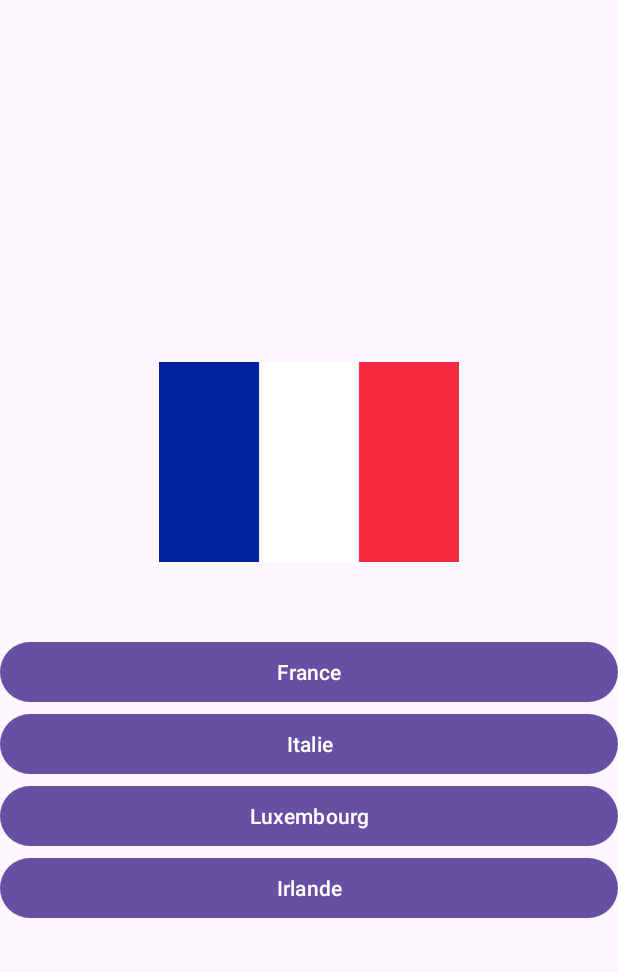
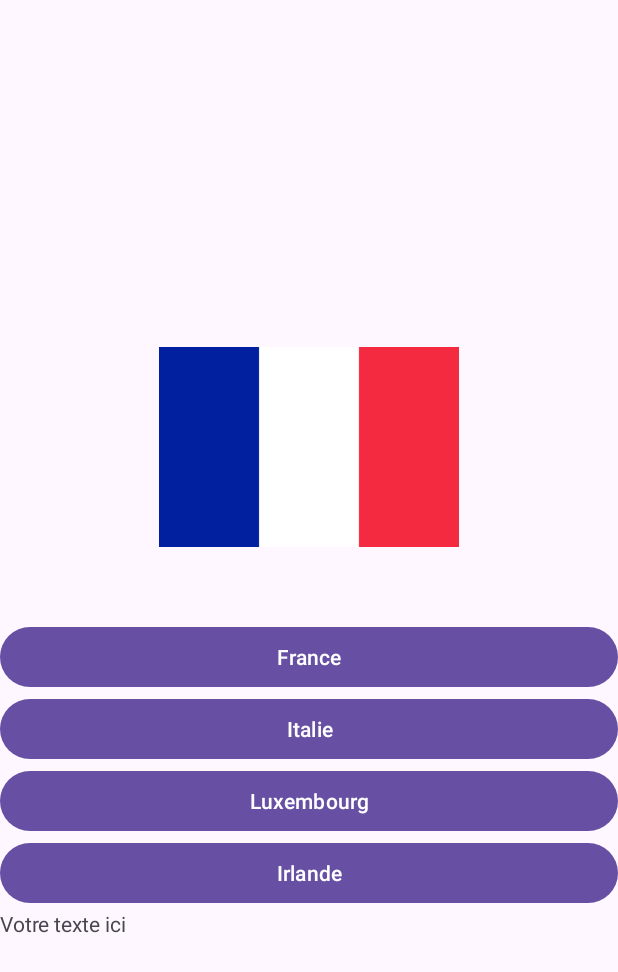
Before and after one commit to DayZmooN/QuizzFlags, an Android app: the QuizzActivity screen opened directly, with no data from a screen before it, on a phone screen of 412 x 824 dp. Shown: the top 972 px of the screen. Run offline under Robolectric (Android 15) with nearby library versions, the phone set to English and light mode, and no system bars.

Commit message:
Ajout de la logique d'affichage des questions et des réponses dans le quiz. - Gestion de l'affichage des drapeaux et des options de réponse. - Implémentation de la vérification des réponses. - Ajout de la navigation vers la question suivante après chaque réponse. - Affichage d'un message de fin de quiz lorsque toutes les questions sont terminées.

```diff
--- a/app/src/main/java/com/example/quzzflags/QuizzActivity.kt
+++ b/app/src/main/java/com/example/quzzflags/QuizzActivity.kt
@@ -9,8 +9,12 @@ import androidx.appcompat.app.AppCompatActivity
 import androidx.core.view.ViewCompat
 import androidx.core.view.WindowInsetsCompat
 import com.example.quzzflags.datas.Datas
+import com.example.quzzflags.model.Question
 
 class QuizzActivity : AppCompatActivity() {
+    private var currentQuestionIndex = 0
+    private lateinit var quizzQuestions :List<Question>;
+
     override fun onCreate(savedInstanceState: Bundle?) {
         super.onCreate(savedInstanceState)
         enableEdgeToEdge()
@@ -21,19 +25,87 @@ class QuizzActivity : AppCompatActivity() {
             insets
         }
 
+
         // Accéder à la liste des questions
-        val quizQuestions = Datas.items
+        //val quizQuestions = Datas.items
+        quizzQuestions = Datas.items
+
+        if (quizzQuestions.isNotEmpty()) {
+            showQuestion(currentQuestionIndex)
+        } else {
+            findViewById<TextView>(R.id.textView).text = "Aucune question disponible."
+        }
+
+        // Afficher la première question
+        showQuestion(currentQuestionIndex)
 
         // Accéder à la première question
-        val firstQuestion = quizQuestions[0]
+        //val firstQuestion = quizQuestions[1]
+
+
+        //gere les clics sur les buttons de réponse
+        findViewById<Button>(R.id.option1Button).setOnClickListener {
+            checkAnswer(0)
+        }
+        findViewById<Button>(R.id.option2Button).setOnClickListener {
+            checkAnswer(1)
+        }
+        findViewById<Button>(R.id.option3Button).setOnClickListener {
+            checkAnswer(2)
+        }
+        findViewById<Button>(R.id.option4Button).setOnClickListener {
+            checkAnswer(3)
+        }
 
         // Afficher le drapeau
-        findViewById<ImageView>(R.id.imgFlag).setImageResource(firstQuestion.flag)
+        //findViewById<ImageView>(R.id.imgFlag).setImageResource(firstQuestion.flag)
 
         // Afficher les quatre réponses dans les boutons
-        findViewById<Button>(R.id.option1Button).text = firstQuestion.answers[0]
+        /*findViewById<Button>(R.id.option1Button).text = firstQuestion.answers[0]
         findViewById<Button>(R.id.option2Button).text = firstQuestion.answers[1]
         findViewById<Button>(R.id.option3Button).text = firstQuestion.answers[2]
         findViewById<Button>(R.id.option4Button).text = firstQuestion.answers[3]
+        */
+
+    }
+// fonction qui affiche une question en fonction de index
+    private fun showQuestion(index: Int) {
+        val question = quizzQuestions[index]
+
+        // On Affche le drapeau
+        findViewById<ImageView>(R.id.imgFlag).setImageResource(question.flag)
+
+        // Afficher les quatres réponses
+        findViewById<Button>(R.id.option1Button).text = question.answers[0]
+        findViewById<Button>(R.id.option2Button).text = question.answers[1]
+        findViewById<Button>(R.id.option3Button).text = question.answers[2]
+        findViewById<Button>(R.id.option4Button).text = question.answers[3]
+
+        // Vide  le message de reponse
+        //findViewById<TextView>(R.id.textView).text = ""
+    }
+
+    // foncton pour verifier la reponse selectonnée
+    private fun checkAnswer(selectedIndex: Int){
+        val currentQuestion = quizzQuestions[currentQuestionIndex]
+        if(selectedIndex == currentQuestion.index){
+            findViewById<TextView>(R.id.textView).text = "Bonne reponse"
+        }else{
+            findViewById<TextView>(R.id.textView).text = "Mauvaise reponse"
+        }
+
+        //Passer à la question suivante
+        currentQuestionIndex++
+
+        if (currentQuestionIndex < quizzQuestions.size){
+            // afficher la question suivante
+            showQuestion(currentQuestionIndex)
+        }else{
+            //afficher un message de fin de quizz
+            findViewById<TextView>(R.id.textView).text = "Fin du quizz"
+        }
+
+
+
     }
 }
--- a/app/src/main/res/layout/activity_quizz.xml
+++ b/app/src/main/res/layout/activity_quizz.xml
@@ -46,6 +46,12 @@
                 android:layout_width="match_parent"
                 android:layout_height="wrap_content"
                 android:text="@string/option_4" />
+            <TextView
+                android:id="@+id/textView"
+                android:layout_width="wrap_content"
+                android:layout_height="wrap_content"
+                android:text="Votre texte ici" />
+
 
         </LinearLayout>
 
```
